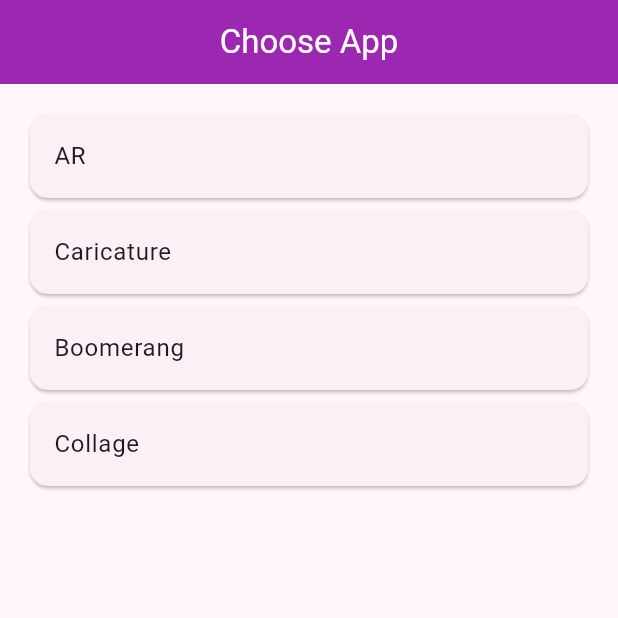
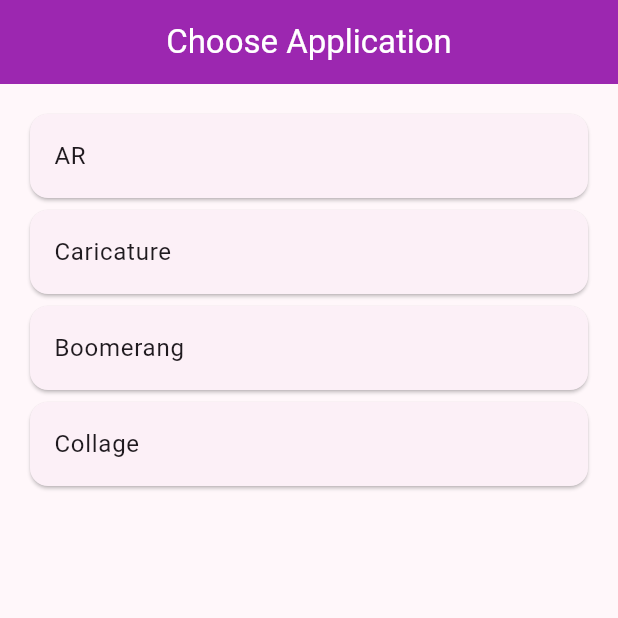
Before and after one commit to PranavSurveCodes/photo_booth_app, a Flutter app: the screen it shows after launch, on a phone screen of 412 x 824 dp, the top half of it. Run offline on Flutter 3.47's test engine with Material 3 defaults, Android fonts, the phone set to English and light mode, and no system bars; our stand-ins replace camera, get, pdf, printing, share_plus.

Commit message:
initial commit

```diff
--- a/lib/ui/home/views/home_screen.dart
+++ b/lib/ui/home/views/home_screen.dart
@@ -10,7 +10,7 @@ class HomeScreen extends StatelessWidget {
   @override
   Widget build(BuildContext context) {
     return Scaffold(
-      appBar: AppBar(title: Text('Choose App'), centerTitle: true),
+      appBar: AppBar(title: Text('Choose Application'), centerTitle: true),
       body: ListView(
         padding: const EdgeInsets.all(16),
         children: [
```
Also changed, not shown: pubspec.lock.
